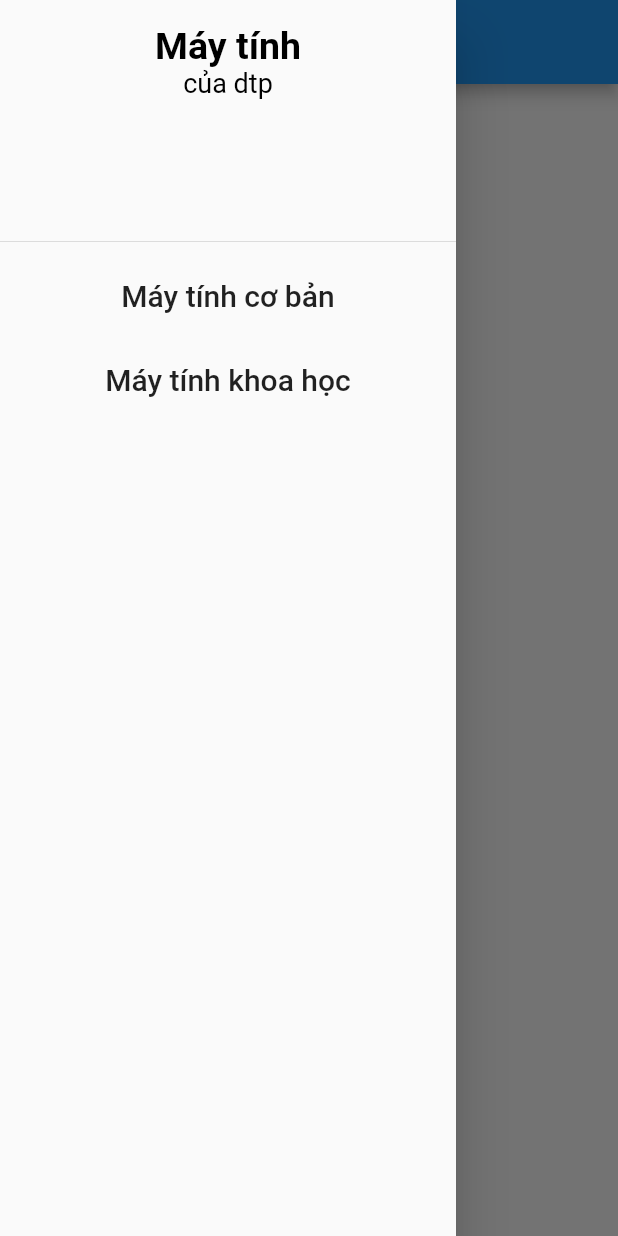
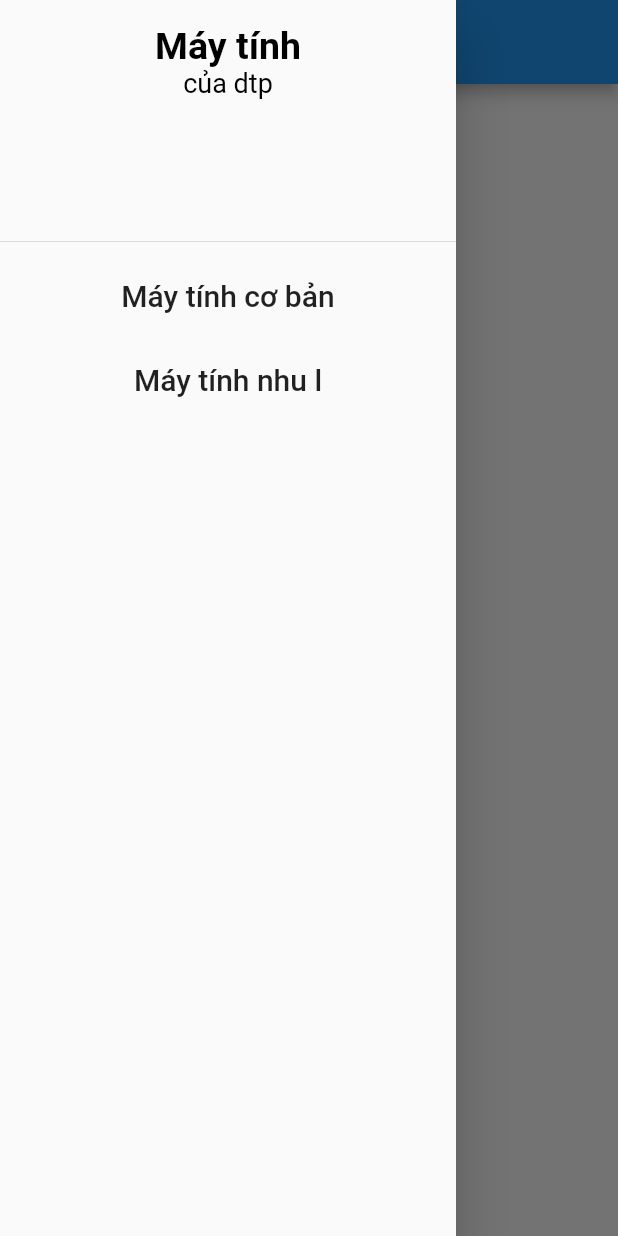
Before and after one commit to dungngminh/Calculator, a Flutter app: the ScientificCalculator screen opened directly, with the side drawer open, on a phone screen of 412 x 824 dp. Run offline on Flutter 3.47's test engine with Material 2 defaults, Android fonts, the phone set to English and light mode, and no system bars; our stand-ins replace math_expressions.

Commit message:
Update scientific_calculator.dart

```diff
--- a/lib/scientific_calculator.dart
+++ b/lib/scientific_calculator.dart
@@ -61,7 +61,7 @@ class _ScientificCalculatorState extends State<ScientificCalculator> {
           ListTile(
             enabled: true,
             title: Text(
-              "Máy tính khoa học",
+              "Máy tính nhu l",
               style: TextStyle(fontSize: 20),
               textAlign: TextAlign.center,
             ),
```
